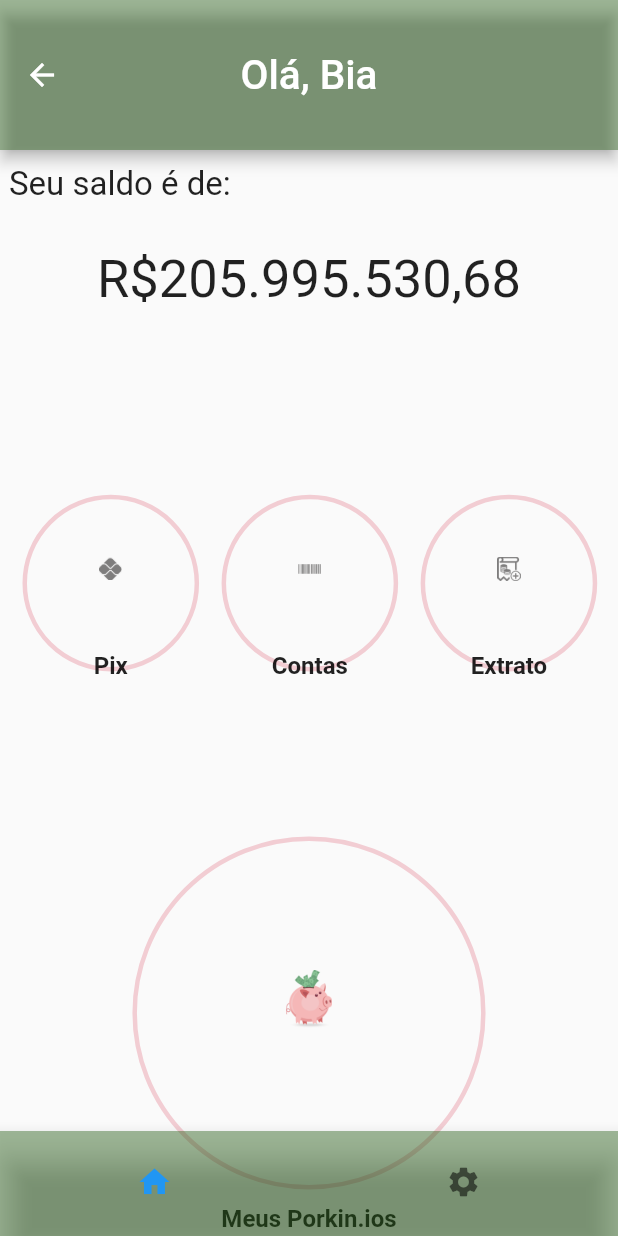
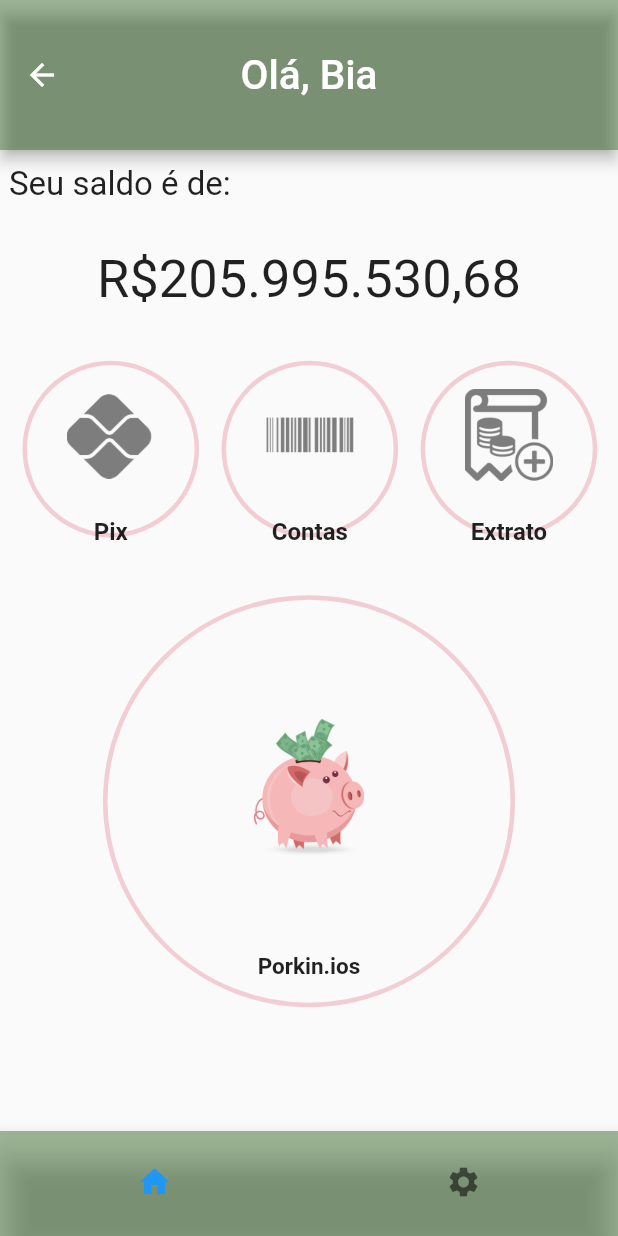
Before and after one commit to bpslima/exercicio_telas_splash_login_home, a Flutter app: the HomePage screen opened by its route, on a phone screen of 412 x 824 dp. Run offline on Flutter 3.47's test engine with Material 2 defaults, Android fonts, the phone set to English and light mode, and no system bars.

Commit message:
ajuste container piggy_home

```diff
--- a/telas_iniciais/lib/features/home.dart
+++ b/telas_iniciais/lib/features/home.dart
@@ -35,9 +35,10 @@ class _HomePageState extends State<HomePage> {
               ),
             ],
           ),
-          const SizedBox(height: 60),
-          Expanded(
-              child: Row(children: [
+          const SizedBox(height: 10),
+          //Opções:
+
+          Row(children: [
             const SizedBox(width: 15),
             Container(
                 alignment: Alignment.center,
@@ -52,8 +53,8 @@ class _HomePageState extends State<HomePage> {
                   Expanded(
                       child: Image.asset(
                     pix,
-                    height: (MediaQuery.of(context).size.height / 7) / 3,
-                    width: (MediaQuery.of(context).size.width / 3.5) / 7.6,
+                    height: (MediaQuery.of(context).size.height / 3),
+                    width: (MediaQuery.of(context).size.width / 7),
                     color: const Color(0xff7e7d7d),
                   )),
                   const Text(
@@ -75,8 +76,9 @@ class _HomePageState extends State<HomePage> {
                   Expanded(
                       child: Image.asset(
                     barcode,
-                    height: (MediaQuery.of(context).size.height / 7) / 3,
-                    width: (MediaQuery.of(context).size.width / 3.5) / 7.6,
+                    scale: 0.5,
+                    height: MediaQuery.of(context).size.height / 3,
+                    width: MediaQuery.of(context).size.width / 7,
                     color: const Color(0xff7e7d7d),
                   )),
                   const Text(
@@ -98,8 +100,8 @@ class _HomePageState extends State<HomePage> {
                   Expanded(
                       child: Image.asset(
                     extrato,
-                    height: (MediaQuery.of(context).size.height / 7) / 3,
-                    width: (MediaQuery.of(context).size.width / 3.5) / 7.6,
+                    height: (MediaQuery.of(context).size.height / 3),
+                    width: (MediaQuery.of(context).size.width / 7),
                     color: const Color(0xff7e7d7d),
                   )),
                   const Text(
@@ -110,37 +112,38 @@ class _HomePageState extends State<HomePage> {
             const SizedBox(
               height: 8,
             )
-          ])),
-          Expanded(
-              child: Column(
-            children: [
-              const SizedBox(width: 15),
-              Center(
-                child: Container(
-                    height: MediaQuery.of(context).size.height / 2.5,
-                    width: MediaQuery.of(context).size.width / 1.75,
+          ]),
+
+          const SizedBox(height: 15),
+          Row(children: [
+            Container(
+              alignment: Alignment.center,
+              height: MediaQuery.of(context).size.height / 3,
+              width: MediaQuery.of(context).size.width,
               padding: const EdgeInsets.all(15),
               decoration: BoxDecoration(
                 shape: BoxShape.circle,
-                      border:
-                          Border.all(color: const Color(0xfff2cdd3), width: 3),
+                border: Border.all(color: const Color(0xfff2cdd3), width: 3),
               ),
               child: Column(children: [
                 Expanded(
                     child: Image.asset(
                   piggy,
-                        height: (MediaQuery.of(context).size.height / 2.5) / 3,
-                        width: (MediaQuery.of(context).size.width / 1.75) / 7.6,
+                  height: (MediaQuery.of(context).size.height / 4) / 1.4,
+                  width: (MediaQuery.of(context).size.width / 4) / 1.4,
                 )),
-                      const Text(
-                        'Meus Porkin.ios',
-                        style: TextStyle(
-                            fontSize: 16, fontWeight: FontWeight.bold),
+                Wrap(direction: Axis.vertical, children: const [
+                  Expanded(
+                    child: Text(
+                      'Porkin.ios',
+                      style:
+                          TextStyle(fontSize: 15, fontWeight: FontWeight.bold),
                     ),
-                    ])),
+                  ),
+                ]),
+              ]),
             )
-            ],
-          )),
+          ]),
         ]),
         bottomNavigationBar: const SizedBox(
           height: 70,
```
Lines whose indentation alone changed are shown as unchanged.
